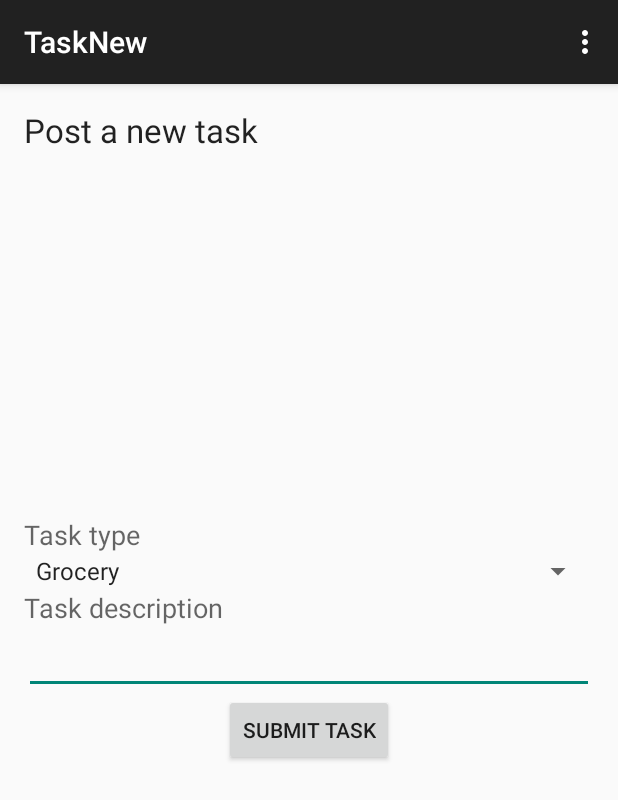
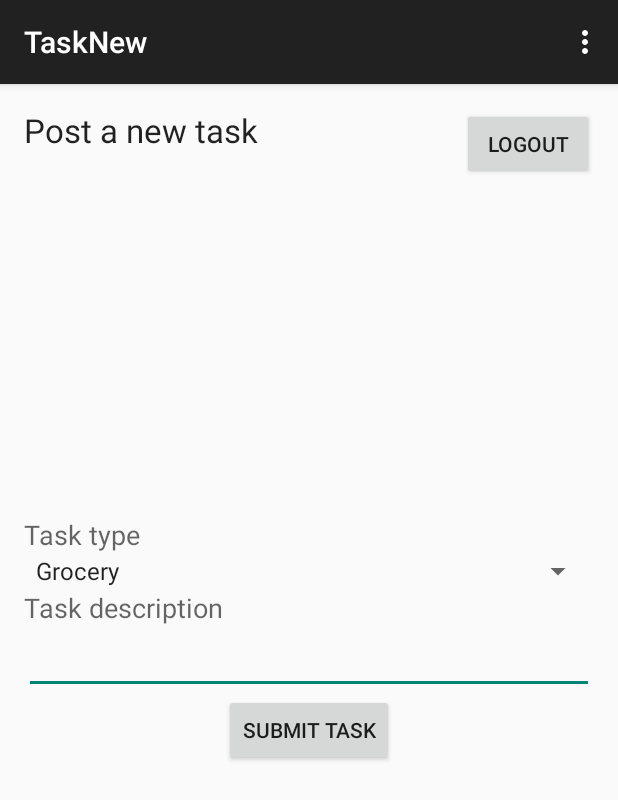
Before and after one commit to subahur/Errand-Helper, an Android app: the TaskNew screen opened directly, with no data from a screen before it, after a tap on "SUBMIT TASK", on a phone screen of 412 x 824 dp. Shown: the top 800 px of the screen. Run offline under Robolectric (Android 15) with nearby library versions, the phone set to English and light mode, and no system bars.

Commit message:
User session management by shared pref. If user is already logged in, the homepage(home page activity) will open instead of login page(i.e. main activity)

```diff
--- a/app/src/main/java/com/example/snr/errand_helper/TaskNew.java
+++ b/app/src/main/java/com/example/snr/errand_helper/TaskNew.java
@@ -8,11 +8,14 @@ import android.view.View;
 import android.widget.Toast;
 
 public class TaskNew extends AppCompatActivity {
+
+    UserSessionManager session;
     //
     @Override
     protected void onCreate(Bundle savedInstanceState) {
         super.onCreate(savedInstanceState);
         setContentView(R.layout.activity_task_new);
+        session = new UserSessionManager(getApplicationContext());
     }
     //kljlkjkk
     @Override
@@ -43,5 +46,9 @@ public class TaskNew extends AppCompatActivity {
             Toast task_submit_success = Toast.makeText(TaskNew.this ,"Task is successfully created", Toast.LENGTH_SHORT);
             task_submit_success.show();
         }
+        if (v.getId() == R.id.BLogout) {
+            //logout and redirect to login oage which is main activity
+            session.logoutUser();
+        }
     }
 }
--- /dev/null
+++ b/app/src/main/java/com/example/snr/errand_helper/UserSessionManager.java
@@ -0,0 +1,59 @@
+package com.example.snr.errand_helper;
+
+import android.content.Context;
+import android.content.Intent;
+import android.content.SharedPreferences;
+
+import java.util.HashMap;
+
+/**
+ * Created by on 10/20/15.
+ */
+public class UserSessionManager {
+
+    SharedPreferences pref;
+    SharedPreferences.Editor editor;
+    Context _context ;
+    int PRIVATE_MODE = 0;
+    private static final String PREF_NAME = "session";
+    private static final String IS_LOGIN = "isLogin";
+    public static final String KEY_EMAIL = "email";
+
+    public UserSessionManager(Context context){
+        this._context = context;
+        pref = _context.getSharedPreferences(PREF_NAME,PRIVATE_MODE);
+        editor = pref.edit();
+    }
+
+    public void createSession(String email){
+        editor.putBoolean(IS_LOGIN, true);
+        editor.putString(KEY_EMAIL,email);
+        editor.commit();
+    }
+
+    public boolean isLoggedIn(){
+        return pref.getBoolean(IS_LOGIN, false);
+    }
+
+    public HashMap<String, String> getUserInfo(){
+        HashMap<String, String> user = new HashMap<String, String>();
+        user.put(KEY_EMAIL, pref.getString(KEY_EMAIL, null));
+        return user;
+    }
+
+    public void logoutUser(){
+        editor.clear();
+        editor.commit();
+        //redirect to login page(main activity)
+        Intent i = new Intent(_context, MainActivity.class);
+        // Closing all the Activities
+        i.addFlags(Intent.FLAG_ACTIVITY_CLEAR_TOP);
+
+        // Add new Flag to start new Activity
+        i.setFlags(Intent.FLAG_ACTIVITY_NEW_TASK);
+
+        // Staring Login Activity
+        _context.startActivity(i);
+    }
+
+}
--- a/app/src/main/res/layout/activity_task_new.xml
+++ b/app/src/main/res/layout/activity_task_new.xml
@@ -64,5 +64,15 @@
         android:layout_centerHorizontal="true"
         android:onClick="onButtonClick" />
 
+    <Button
+        android:layout_width="wrap_content"
+        android:layout_height="wrap_content"
+        android:text="Logout"
+        android:id="@+id/BLogout"
+        android:layout_alignParentTop="true"
+        android:layout_alignRight="@+id/textView"
+        android:layout_alignEnd="@+id/textView"
+        android:onClick="onButtonClick" />
+
 
 </RelativeLayout>
```
Also changed, not shown: app/src/main/java/com/example/snr/errand_helper/HomePage.java (+11 -0 lines), app/src/main/java/com/example/snr/errand_helper/MainActivity.java (+16 -0 lines), app/src/main/java/com/example/snr/errand_helper/TaskSelect.java (+12 -0 lines), app/src/main/res/layout/activity_home_page.xml (+10 -0 lines), app/src/main/res/layout/activity_task_select.xml (+10 -0 lines), 1 other file.
